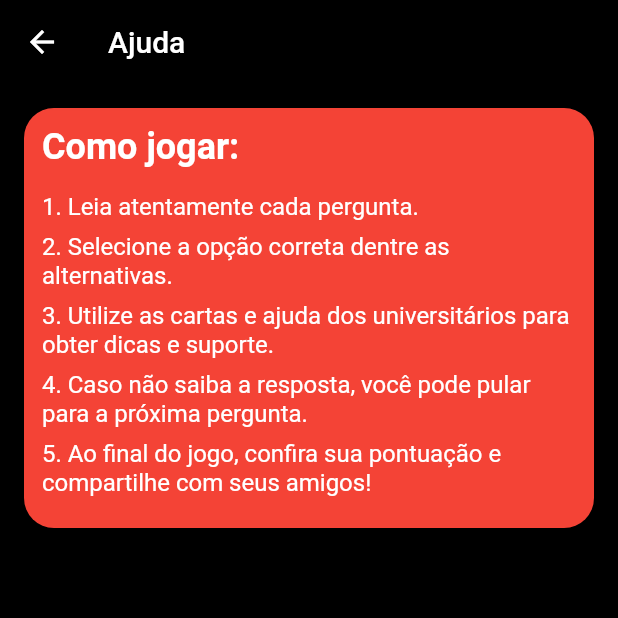
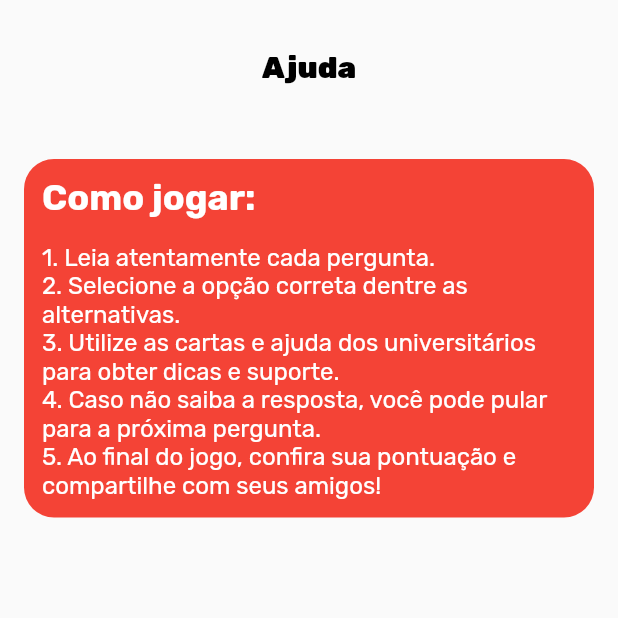
Before and after one commit to calebgp/jogodomilhao-app, a Flutter app: the screen it shows after launch, after a tap on the "help outline" icon, on a phone screen of 412 x 824 dp, the top half of it. Run offline on Flutter 3.47's test engine with Material 2 defaults, Android fonts, the phone set to English and light mode, and no system bars; our stand-ins replace gap, google_fonts.

Commit message:
fix Refactoring structure

```diff
--- /dev/null
+++ b/lib/core/constants.dart
@@ -0,0 +1,9 @@
+class Constants {
+  static const List<String> instructions = [
+    '1. Leia atentamente cada pergunta.',
+    '2. Selecione a opção correta dentre as alternativas.',
+    '3. Utilize as cartas e ajuda dos universitários para obter dicas e suporte.',
+    '4. Caso não saiba a resposta, você pode pular para a próxima pergunta.',
+    '5. Ao final do jogo, confira sua pontuação e compartilhe com seus amigos!',
+  ];
+}
--- /dev/null
+++ b/lib/core/theme.dart
@@ -0,0 +1,88 @@
+import 'package:flutter/material.dart';
+import 'package:google_fonts/google_fonts.dart';
+import 'package:jogodomilhao/core/colors.dart';
+
+ThemeData myLightTheme = ThemeData(
+    primaryColor: MyColors.primary,
+    unselectedWidgetColor: Colors.white,
+    buttonTheme: const ButtonThemeData(
+      textTheme: ButtonTextTheme.primary,
+      colorScheme: ColorScheme.light(
+        primary: Colors.blue,
+        onPrimary: Colors.black,
+      ),
+    ),
+    tabBarTheme: const TabBarTheme(
+      indicatorColor: Colors.transparent,
+    ),
+    elevatedButtonTheme: ElevatedButtonThemeData(
+      style: ButtonStyle(
+        textStyle: MaterialStatePropertyAll(
+          GoogleFonts.rubik(
+            fontSize: 16,
+            color: MyColors.onBackgroundLight,
+          ),
+        ),
+        iconColor: const MaterialStatePropertyAll(
+          Colors.black,
+        ),
+        elevation: const MaterialStatePropertyAll(
+          0,
+        ),
+        backgroundColor: const MaterialStatePropertyAll(
+          Colors.transparent,
+        ),
+      ),
+    ),
+    appBarTheme: AppBarTheme(
+      titleTextStyle: GoogleFonts.rubik(
+        fontSize: 20,
+        color: Colors.black,
+      ),
+    ),
+    colorScheme: const ColorScheme.light(
+      primary: MyColors.primary,
+    ),
+    textTheme: TextTheme(
+      bodyMedium: GoogleFonts.rubik(
+        fontSize: 16,
+      ),
+      bodyLarge: GoogleFonts.rubik(
+        fontSize: 26,
+      ),
+    ),
+    expansionTileTheme: const ExpansionTileThemeData(
+      iconColor: Colors.white,
+    ));
+
+ThemeData myDarkTheme = ThemeData(
+  buttonTheme: const ButtonThemeData(
+    textTheme: ButtonTextTheme.primary,
+    colorScheme: ColorScheme.light(
+      primary: Color(0xFF0489D6),
+      onPrimary: Colors.white,
+    ),
+  ),
+  appBarTheme: AppBarTheme(
+    titleTextStyle: GoogleFonts.rubik(
+      fontSize: 20,
+      color: Colors.black,
+    ),
+    backgroundColor: Colors.black,
+  ),
+  textTheme: TextTheme(
+    bodyMedium: GoogleFonts.rubik(
+      fontSize: 16,
+      color: Colors.white,
+    ),
+    bodyLarge: GoogleFonts.rubik(
+      fontSize: 26,
+      color: Colors.white,
+    ),
+  ),
+  colorScheme: const ColorScheme.light(
+    primary: Color(0xFF1A3E66),
+    onPrimary: Colors.white,
+    background: Colors.black,
+  ),
+);
--- /dev/null
+++ b/lib/global/components/appbar.dart
@@ -0,0 +1,99 @@
+import 'package:flutter/material.dart';
+import 'package:gap/gap.dart';
+import 'package:jogodomilhao/global/screens/help.dart';
+import 'package:jogodomilhao/modules/seetings/utils/create_route.dart';
+
+class MyAppBar extends StatelessWidget implements PreferredSize {
+  final bool? hasBackRoute;
+  final bool? popUntilFirst;
+  final bool? isBackgroundWhite;
+  final bool? showHelp;
+  final double? appBarHeight;
+  final Widget? leading;
+  final String? title;
+  const MyAppBar({
+    super.key,
+    this.showHelp = true,
+    this.hasBackRoute = false,
+    this.isBackgroundWhite = false,
+    this.appBarHeight,
+    this.leading,
+    this.popUntilFirst = false,
+    this.title,
+  });
+
+  @override
+  Widget build(BuildContext context) {
+    double height =
+        MediaQuery.of(context).orientation == Orientation.landscape ? 80 : 100;
+    var color = Theme.of(context).colorScheme.onBackground;
+    return AppBar(
+      backgroundColor: Colors.transparent,
+      centerTitle: true,
+      elevation: 0,
+      leading: Row(
+        mainAxisAlignment: MainAxisAlignment.center,
+        children: [
+          Center(
+            child: hasBackRoute!
+                ? IconButton(
+                    onPressed: () {
+                      if (popUntilFirst!) {
+                        Navigator.popUntil(
+                          context,
+                          (route) => route.isFirst,
+                        );
+                      } else {
+                        Navigator.pop(
+                          context,
+                        );
+                      }
+                    },
+                    icon: Icon(
+                      Icons.arrow_back_ios,
+                      color: Colors.white,
+                      size: 25,
+                    ),
+                  )
+                : leading ?? Container(),
+          ),
+        ],
+      ),
+      toolbarHeight: height,
+      title: title != null
+          ? Text(
+              title!,
+              textAlign: TextAlign.center,
+              style: TextStyle(
+                color: color,
+                fontWeight: FontWeight.w900,
+              ),
+            )
+          : Container(),
+      actions: showHelp == true
+          ? [
+              IconButton(
+                icon: Icon(
+                  Icons.help_outline,
+                  color: color,
+                ),
+                onPressed: () {
+                  Navigator.of(context).push(
+                    RouteGlobal().createRoute(
+                      const HelpPage(),
+                    ),
+                  );
+                },
+              ),
+              const Gap(10)
+            ]
+          : [],
+    );
+  }
+
+  @override
+  Widget get child => throw UnimplementedError();
+
+  @override
+  Size get preferredSize => const Size.fromHeight(90);
+}
--- /dev/null
+++ b/lib/global/screens/help.dart
@@ -0,0 +1,21 @@
+import 'package:flutter/material.dart';
+import 'package:jogodomilhao/global/components/appbar.dart';
+import 'package:jogodomilhao/modules/help/container.dart';
+
+class HelpPage extends StatelessWidget {
+  const HelpPage({super.key});
+
+  @override
+  Widget build(BuildContext context) {
+    return Scaffold(
+      appBar: const MyAppBar(
+        title: "Ajuda",
+        showHelp: false,
+      ),
+      body: Padding(
+        padding: const EdgeInsets.all(16.0),
+        child: const HelpContainer(),
+      ),
+    );
+  }
+}
--- /dev/null
+++ b/lib/home.dart
@@ -0,0 +1,68 @@
+import 'package:flutter/material.dart';
+import 'package:jogodomilhao/global/components/appbar.dart';
+import 'package:jogodomilhao/modules/question/view.dart';
+import 'package:jogodomilhao/modules/seetings/utils/create_route.dart';
+
+class HomePage extends StatelessWidget {
+  const HomePage({super.key});
+
+  @override
+  Widget build(BuildContext context) {
+    return Scaffold(
+      appBar: const MyAppBar(),
+      body: Center(
+        child: Column(
+          mainAxisAlignment: MainAxisAlignment.center,
+          crossAxisAlignment: CrossAxisAlignment.center,
+          children: [
+            Text(
+              'Bem-vindo ao',
+              style: TextStyle(
+                fontSize: 28,
+                color: Theme.of(context).colorScheme.onBackground,
+              ),
+            ),
+            const SizedBox(height: 10),
+            const Center(
+              child: Text(
+                'JOGO DO CALEBÃO',
+                textAlign: TextAlign.center,
+                style: TextStyle(
+                  fontSize: 41,
+                  fontWeight: FontWeight.bold,
+                  color: Colors.red,
+                ),
+              ),
+            ),
+            const SizedBox(height: 30),
+            ElevatedButton(
+              onPressed: () {
+                Navigator.of(context).push(_createRoute(QuestionPage()));
+              },
+              style: ElevatedButton.styleFrom(
+                backgroundColor: Colors.blue[900],
+                padding: const EdgeInsets.symmetric(
+                  vertical: 15,
+                  horizontal: 30,
+                ),
+                shape: RoundedRectangleBorder(
+                  borderRadius: BorderRadius.circular(30),
+                ),
+              ),
+              child: const Text(
+                'COMEÇAR',
+                style: TextStyle(
+                  fontSize: 24,
+                  fontWeight: FontWeight.bold,
+                  color: Colors.white,
+                ),
+              ),
+            ),
+          ],
+        ),
+      ),
+    );
+  }
+
+  _createRoute(destination) => RouteGlobal().createRoute(destination);
+}
--- a/lib/main.dart
+++ b/lib/main.dart
@@ -1,7 +1,10 @@
 import 'package:flutter/material.dart';
-import 'package:jogodomilhao/screens/home.dart';
+import 'package:jogodomilhao/core/theme.dart';
+import 'package:jogodomilhao/home.dart';
 
-void main() => runApp(const JogoDoMilhaoApp());
+void main() => runApp(
+      const JogoDoMilhaoApp(),
+    );
 
 class JogoDoMilhaoApp extends StatelessWidget {
   const JogoDoMilhaoApp({super.key});
@@ -9,13 +12,9 @@ class JogoDoMilhaoApp extends StatelessWidget {
   @override
   Widget build(BuildContext context) {
     return MaterialApp(
-      title: 'Jogo Do Milhão',
-      theme: ThemeData(
-        primarySwatch: Colors.blue,
-        scaffoldBackgroundColor: Colors.black,
-      ),
-      debugShowCheckedModeBanner: false,
-      home: const HomePage(),
-    );
+        title: 'Jogo Do Milhão',
+        theme: myLightTheme,
+        debugShowCheckedModeBanner: false,
+        home: const HomePage());
   }
 }
--- /dev/null
+++ b/lib/modules/help/container.dart
@@ -0,0 +1,48 @@
+import 'package:flutter/material.dart';
+import 'package:gap/gap.dart';
+import 'package:jogodomilhao/core/constants.dart';
+
+class HelpContainer extends StatelessWidget {
+  const HelpContainer({Key? key}) : super(key: key);
+
+  @override
+  Widget build(BuildContext context) {
+    var instructions = Constants.instructions;
+    return Container(
+      decoration: BoxDecoration(
+        borderRadius: BorderRadius.circular(20),
+        color: Colors.red,
+      ),
+      child: Padding(
+        padding: const EdgeInsets.all(12.0),
+        child: Column(
+          mainAxisSize: MainAxisSize.min,
+          crossAxisAlignment: CrossAxisAlignment.start,
+          children: [
+            const Text(
+              'Como jogar:',
+              style: TextStyle(
+                  fontSize: 24,
+                  fontWeight: FontWeight.bold,
+                  color: Colors.white),
+            ),
+            const Gap(16),
+            ListView.builder(
+              itemCount: instructions.length,
+              shrinkWrap: true,
+              itemBuilder: (c, i) {
+                return Text(
+                  instructions[i],
+                  style: const TextStyle(
+                    fontSize: 16,
+                    color: Colors.white,
+                  ),
+                );
+              },
+            ),
+          ],
+        ),
+      ),
+    );
+  }
+}
--- /dev/null
+++ b/lib/modules/seetings/utils/create_route.dart
@@ -0,0 +1,22 @@
+import 'package:flutter/material.dart';
+
+class RouteGlobal {
+  Route createRoute(destination) {
+    return PageRouteBuilder(
+      pageBuilder: (context, animation, secondaryAnimation) => destination,
+      transitionsBuilder: (context, animation, secondaryAnimation, child) {
+        var begin = const Offset(1.0, 0.0);
+        var end = Offset.zero;
+        var curve = Curves.ease;
+
+        var tween =
+            Tween(begin: begin, end: end).chain(CurveTween(curve: curve));
+
+        return SlideTransition(
+          position: animation.drive(tween),
+          child: child,
+        );
+      },
+    );
+  }
+}
```
Also changed, not shown: lib/core/colors.dart (added, +7 -0 lines), lib/modules/question/view.dart (added, +137 -0 lines), pubspec.yaml (+3 -27 lines), lib/modules/question/confirm_dialog.dart (added).
